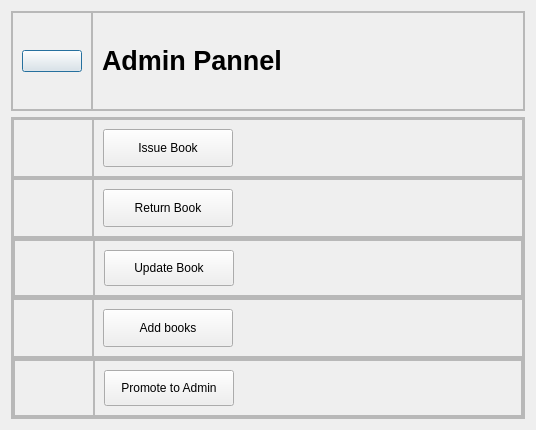
Qt form adminpannel.ui (aavashlamichhane/LibMan) before a commit.
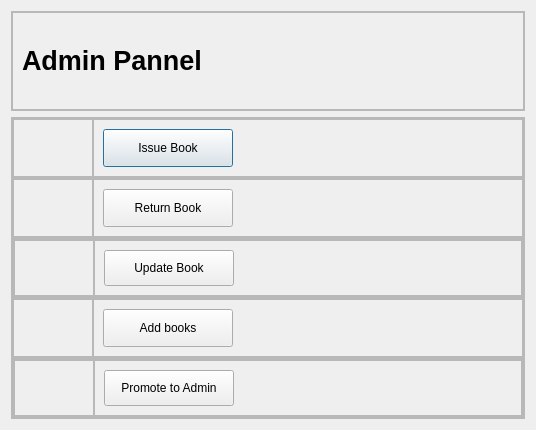
The same form after that commit. Icons and pictures are not drawn.

Diff of the .ui file:
```diff
--- a/adminpannel.ui
+++ b/adminpannel.ui
@@ -44,41 +44,6 @@
       <property name="bottomMargin">
        <number>0</number>
       </property>
-      <item>
-       <widget class="QFrame" name="frame_home">
-        <property name="maximumSize">
-         <size>
-          <width>80</width>
-          <height>16777215</height>
-         </size>
-        </property>
-        <property name="frameShape">
-         <enum>QFrame::StyledPanel</enum>
-        </property>
-        <property name="frameShadow">
-         <enum>QFrame::Raised</enum>
-        </property>
-        <layout class="QHBoxLayout" name="horizontalLayout_3">
-         <item>
-          <widget class="QPushButton" name="pushButton_home">
-           <property name="text">
-            <string/>
-           </property>
-           <property name="icon">
-            <iconset resource="Resource.qrc">
-             <normaloff>:/rec/drive-download-20221026T014232Z-001/001-home.png</normaloff>:/rec/drive-download-20221026T014232Z-001/001-home.png</iconset>
-           </property>
-           <property name="iconSize">
-            <size>
-             <width>40</width>
-             <height>40</height>
-            </size>
-           </property>
-          </widget>
-         </item>
-        </layout>
-       </widget>
-      </item>
       <item>
        <widget class="QFrame" name="frame_name">
         <property name="frameShape">
```
